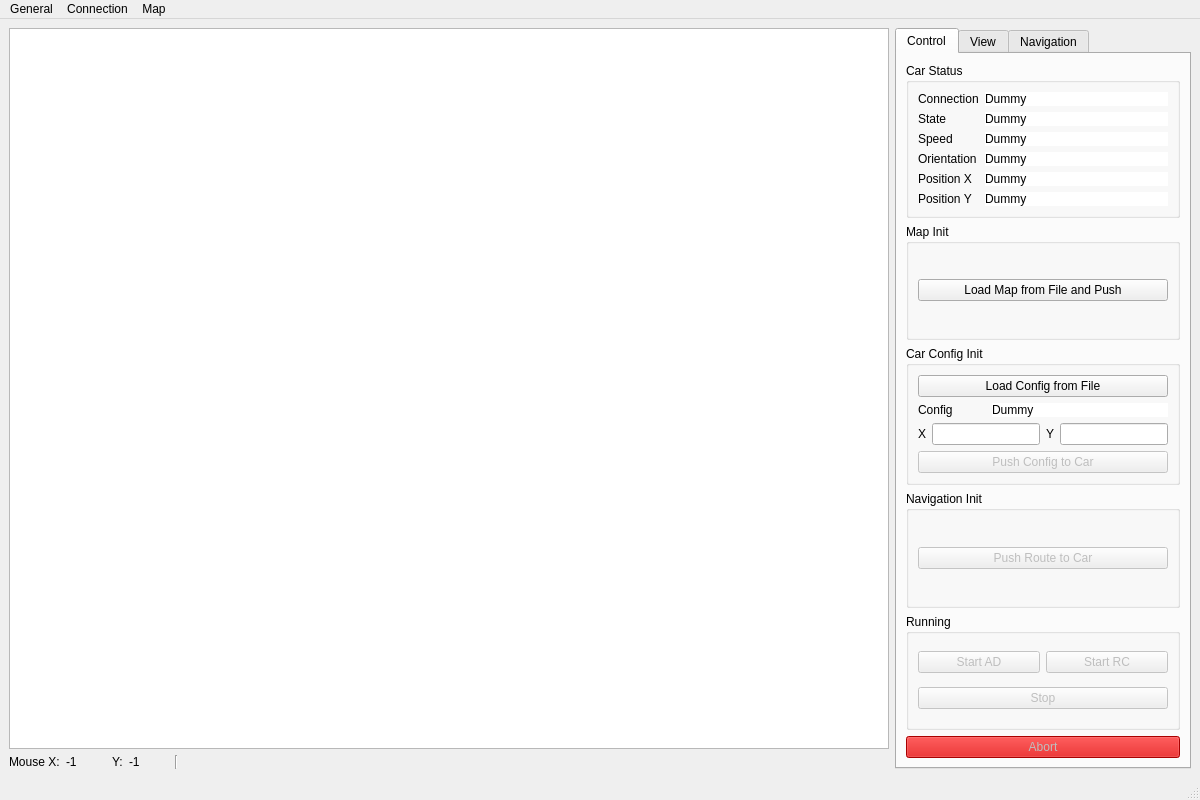
Qt form src/mainwindow.ui (melegiul/adtf-remote) before a commit.
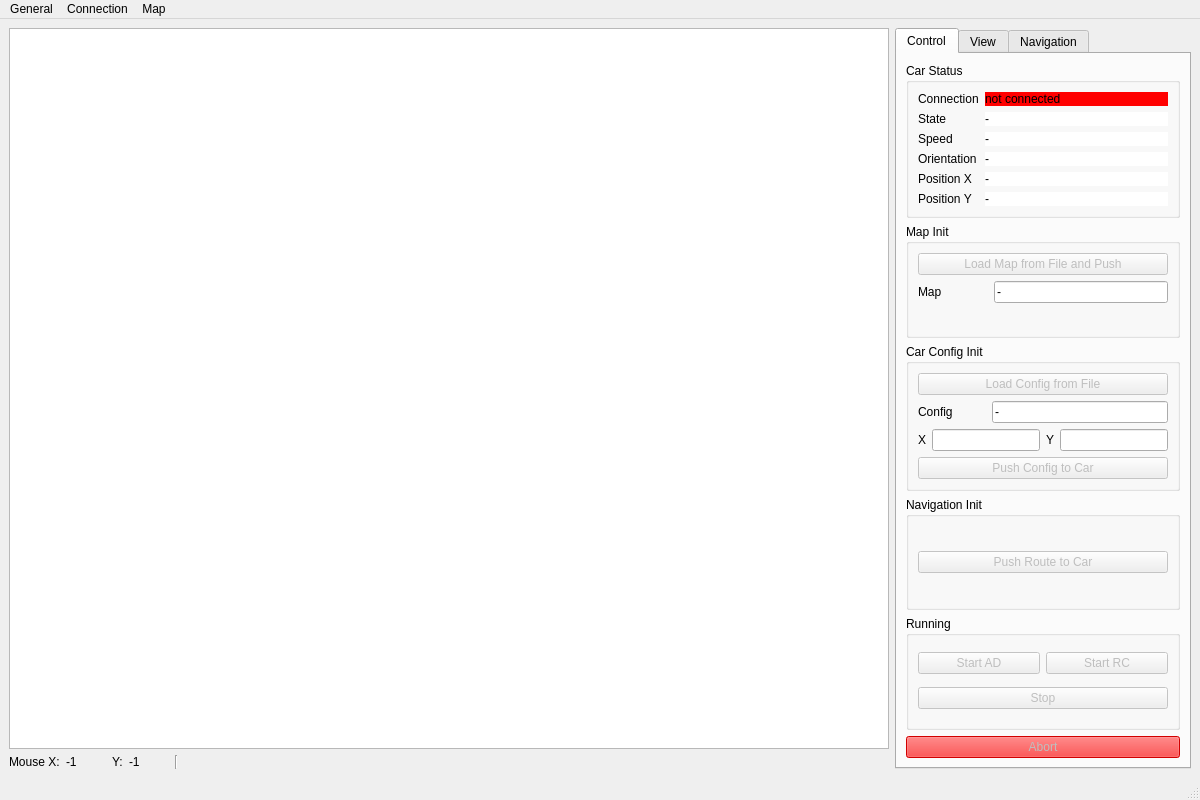
The same form after that commit. Icons and pictures are not drawn. Custom widgets are drawn as their Qt base class.

Diff of the .ui file:
```diff
--- a/src/mainwindow.ui
+++ b/src/mainwindow.ui
@@ -116,10 +116,10 @@
            <item row="0" column="1">
             <widget class="QLabel" name="connection_val_label">
              <property name="styleSheet">
-              <string notr="true">background-color: rgb(255, 255, 255);</string>
+              <string notr="true">background-color: red;</string>
              </property>
              <property name="text">
-              <string>Dummy</string>
+              <string>not connected</string>
              </property>
             </widget>
            </item>
@@ -136,7 +136,7 @@
               <string notr="true">background-color: rgb(255, 255, 255);</string>
              </property>
              <property name="text">
-              <string>Dummy</string>
+              <string>-</string>
              </property>
             </widget>
            </item>
@@ -153,7 +153,7 @@
               <string notr="true">background-color: rgb(255, 255, 255);</string>
              </property>
              <property name="text">
-              <string>Dummy</string>
+              <string>-</string>
              </property>
             </widget>
            </item>
@@ -170,7 +170,7 @@
               <string notr="true">background-color: rgb(255, 255, 255);</string>
              </property>
              <property name="text">
-              <string>Dummy</string>
+              <string>-</string>
              </property>
             </widget>
            </item>
@@ -187,7 +187,7 @@
               <string notr="true">background-color: rgb(255, 255, 255);</string>
              </property>
              <property name="text">
-              <string>Dummy</string>
+              <string>-</string>
              </property>
             </widget>
            </item>
@@ -204,7 +204,7 @@
               <string notr="true">background-color: rgb(255, 255, 255);</string>
              </property>
              <property name="text">
-              <string>Dummy</string>
+              <string>-</string>
              </property>
             </widget>
            </item>
@@ -219,11 +219,32 @@
           <layout class="QVBoxLayout" name="verticalLayout_3">
            <item>
             <widget class="QPushButton" name="map_load_button">
+             <property name="enabled">
+              <bool>false</bool>
+             </property>
              <property name="text">
               <string>Load Map from File and Push</string>
              </property>
             </widget>
            </item>
+           <item>
+            <layout class="QFormLayout" name="formLayout_2">
+             <item row="1" column="0">
+              <widget class="QLabel" name="map_xml_label">
+               <property name="text">
+                <string>Map              </string>
+               </property>
+              </widget>
+             </item>
+             <item row="1" column="1">
+              <widget class="QLineEdit" name="map_xml_val_label">
+               <property name="text">
+                <string>-</string>
+               </property>
+              </widget>
+             </item>
+            </layout>
+           </item>
           </layout>
          </widget>
         </item>
@@ -235,6 +256,9 @@
           <layout class="QVBoxLayout" name="verticalLayout_6">
            <item>
             <widget class="QPushButton" name="car_config_load_button">
+             <property name="enabled">
+              <bool>false</bool>
+             </property>
              <property name="text">
               <string>Load Config from File</string>
              </property>
@@ -242,20 +266,17 @@
            </item>
            <item>
             <layout class="QFormLayout" name="formLayout">
-             <item row="0" column="0">
+             <item row="1" column="0">
               <widget class="QLabel" name="car_config_label">
                <property name="text">
                 <string>Config          </string>
                </property>
               </widget>
              </item>
-             <item row="0" column="1">
-              <widget class="QLabel" name="car_config_val_label">
-               <property name="styleSheet">
-                <string notr="true">background-color: rgb(255, 255, 255);</string>
-               </property>
+             <item row="1" column="1">
+              <widget class="QLineEdit" name="car_config_val_label">
                <property name="text">
-                <string>Dummy</string>
+                <string>-</string>
                </property>
               </widget>
              </item>
@@ -366,7 +387,7 @@
            <bool>false</bool>
           </property>
           <property name="styleSheet">
-           <string notr="true">background-color: rgb(204, 0, 0);</string>
+           <string notr="true">background-color: red;</string>
           </property>
           <property name="text">
            <string>Abort</string>
```
Left out of the diff: 23 changed lines with no effect on the pictures.
